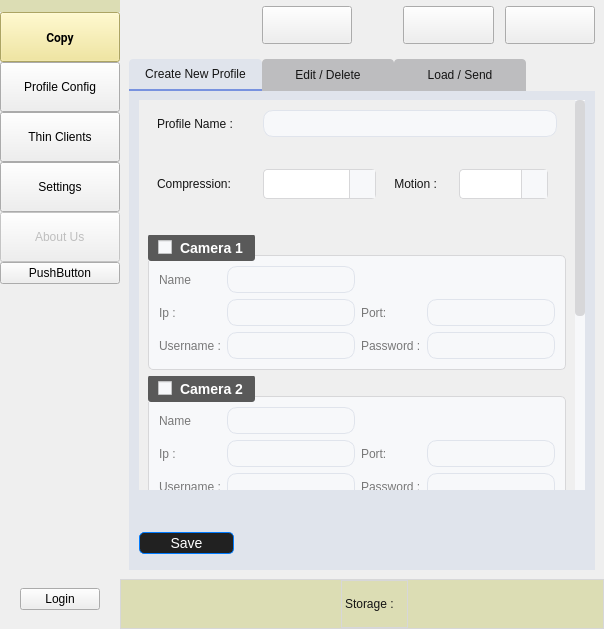
First picture: the form in UIFiles/mainUI.ui, repository amirhossein-mlkz/railProject_imageCopy, before the edit.
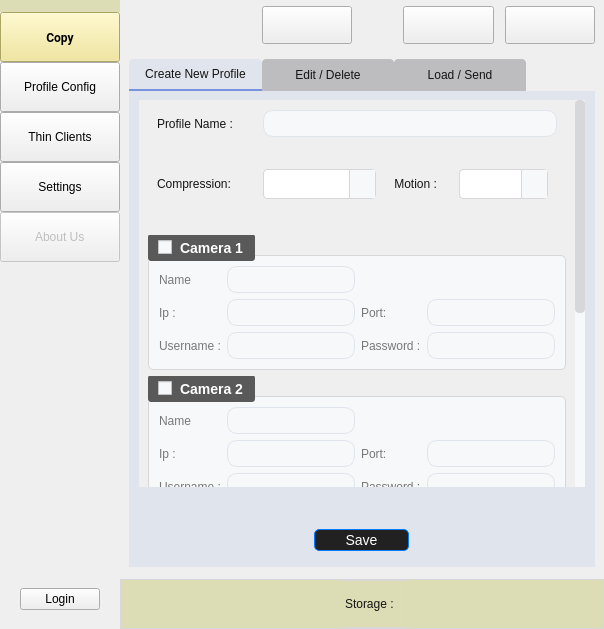
Second picture: the form after the edit. The open tabs and pages were chosen to show the change. Icons and pictures are not drawn. Custom widgets are drawn as their Qt base class.

Patch:
```diff
--- a/UIFiles/mainUI.ui
+++ b/UIFiles/mainUI.ui
@@ -788,7 +788,7 @@
          <property name="lineWidth">
           <number>1</number>
          </property>
-         <layout class="QVBoxLayout" name="verticalLayout_67" stretch="0,0,0,0,0,0,0,0,0,0,0,0,0,0,0,0,0,0,0">
+         <layout class="QVBoxLayout" name="verticalLayout_67" stretch="0,0,0,0,0,0,0,0,0,0,0,0,0,0,0,0,0,0">
           <property name="spacing">
            <number>0</number>
           </property>
@@ -1074,15 +1074,11 @@
             </property>
            </widget>
           </item>
-          <item>
-           <widget class="QPushButton" name="pushButton">
-            <property name="text">
-             <string>PushButton</string>
-            </property>
-           </widget>
-          </item>
           <item>
            <spacer name="verticalSpacer_2">
+            <property name="orientation">
+             <enum>Qt::Vertical</enum>
+            </property>
             <property name="sizeHint" stdset="0">
              <size>
               <width>20</width>
@@ -1155,6 +1151,9 @@
           </item>
           <item>
            <spacer name="verticalSpacer_11">
+            <property name="orientation">
+             <enum>Qt::Vertical</enum>
+            </property>
             <property name="sizeType">
              <enum>QSizePolicy::Fixed</enum>
             </property>
@@ -1209,6 +1208,9 @@
           </item>
           <item>
            <spacer name="verticalSpacer_5">
+            <property name="orientation">
+             <enum>Qt::Vertical</enum>
+            </property>
             <property name="sizeType">
              <enum>QSizePolicy::Fixed</enum>
             </property>
@@ -2520,7 +2522,7 @@
                       <rect>
                        <x>0</x>
                        <y>0</y>
-                       <width>531</width>
+                       <width>436</width>
                        <height>703</height>
                       </rect>
                      </property>
@@ -3052,7 +3054,7 @@
                     </property>
                    </widget>
                   </item>
-                  <item>
+                  <item alignment="Qt::AlignHCenter">
                    <widget class="QPushButton" name="btn_save_profile">
                     <property name="minimumSize">
                      <size>
@@ -4258,6 +4260,19 @@
                 </widget>
                </widget>
               </item>
+              <item>
+               <spacer name="verticalSpacer">
+                <property name="orientation">
+                 <enum>Qt::Vertical</enum>
+                </property>
+                <property name="sizeHint" stdset="0">
+                 <size>
+                  <width>20</width>
+                  <height>40</height>
+                 </size>
+                </property>
+               </spacer>
+              </item>
              </layout>
             </widget>
             <widget class="QWidget" name="train_config">
```
Left out of the diff: 107 changed lines with no effect on the pictures.
